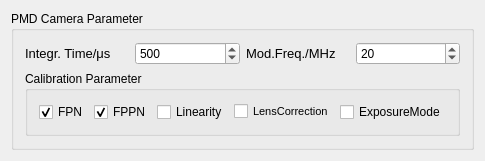
Above: Modules/ToFUI/Qmitk/QmitkToFPMDParameterWidgetControls.ui from MITK/MITK before the change. Below: the same form after it.
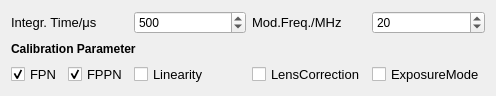
That is the form after the change.

Commit message: Some GUI changes to widgets used in ToFUtil

```diff
--- a/Modules/ToFUI/Qmitk/QmitkToFPMDParameterWidgetControls.ui
+++ b/Modules/ToFUI/Qmitk/QmitkToFPMDParameterWidgetControls.ui
@@ -6,8 +6,8 @@
    <rect>
     <x>0</x>
     <y>0</y>
-    <width>425</width>
-    <height>130</height>
+    <width>496</width>
+    <height>96</height>
    </rect>
   </property>
   <property name="minimumSize">
@@ -19,20 +19,8 @@
   <property name="windowTitle">
    <string>QmitkToFPMDParameter</string>
   </property>
-  <layout class="QGridLayout" name="gridLayout_2">
-   <item row="0" column="0">
-    <widget class="QGroupBox" name="m_CalibrationParameterGroupBox_2">
-     <property name="minimumSize">
-      <size>
-       <width>0</width>
-       <height>0</height>
-      </size>
-     </property>
-     <property name="title">
-      <string>PMD Camera Parameter</string>
-     </property>
      <layout class="QGridLayout" name="gridLayout">
-      <item row="0" column="0">
+   <item row="0" column="0" colspan="2">
        <widget class="QLabel" name="labelIntTime">
         <property name="font">
          <font>
@@ -44,7 +32,7 @@
         </property>
        </widget>
       </item>
-      <item row="0" column="1">
+   <item row="0" column="2" colspan="2">
        <widget class="QSpinBox" name="m_IntegrationTimeSpinBox">
         <property name="sizePolicy">
          <sizepolicy hsizetype="Preferred" vsizetype="Fixed">
@@ -52,12 +40,6 @@
           <verstretch>0</verstretch>
          </sizepolicy>
         </property>
-        <property name="minimumSize">
-         <size>
-          <width>60</width>
-          <height>23</height>
-         </size>
-        </property>
         <property name="minimum">
          <number>0</number>
         </property>
@@ -72,7 +54,7 @@
         </property>
        </widget>
       </item>
-      <item row="0" column="2">
+   <item row="0" column="4">
        <widget class="QLabel" name="labelModFreq">
         <property name="font">
          <font>
@@ -84,7 +66,7 @@
         </property>
        </widget>
       </item>
-      <item row="0" column="3">
+   <item row="0" column="5">
        <widget class="QSpinBox" name="m_ModulationFrequencySpinBox">
         <property name="sizePolicy">
          <sizepolicy hsizetype="Preferred" vsizetype="Fixed">
@@ -106,20 +88,26 @@
         </property>
        </widget>
       </item>
-      <item row="1" column="0" colspan="4">
-       <widget class="QGroupBox" name="m_CalibrationParameterGroupBox">
-        <property name="minimumSize">
-         <size>
-          <width>0</width>
-          <height>0</height>
-         </size>
-        </property>
-        <property name="title">
+   <item row="1" column="0" colspan="3">
+    <widget class="QLabel" name="label">
+     <property name="font">
+      <font>
+       <weight>75</weight>
+       <bold>true</bold>
+      </font>
+     </property>
+     <property name="text">
          <string>Calibration Parameter</string>
         </property>
-        <layout class="QHBoxLayout" name="horizontalLayout">
-         <item>
+    </widget>
+   </item>
+   <item row="2" column="0">
           <widget class="QCheckBox" name="m_FPNCalibCB">
+     <property name="font">
+      <font>
+       <pointsize>10</pointsize>
+      </font>
+     </property>
            <property name="text">
             <string>FPN</string>
            </property>
@@ -128,40 +116,14 @@
            </property>
           </widget>
          </item>
-         <item>
-          <widget class="QCheckBox" name="m_FPPNCalibCB">
-           <property name="enabled">
-            <bool>true</bool>
-           </property>
-           <property name="text">
-            <string>FPPN</string>
-           </property>
-           <property name="checked">
-            <bool>true</bool>
-           </property>
-          </widget>
-         </item>
-         <item>
-          <widget class="QCheckBox" name="m_LinearityCalibCB">
-           <property name="enabled">
-            <bool>true</bool>
-           </property>
-           <property name="text">
-            <string>Linearity</string>
-           </property>
-           <property name="checked">
-            <bool>false</bool>
-           </property>
-          </widget>
-         </item>
-         <item>
+   <item row="2" column="4">
           <widget class="QCheckBox" name="m_LensCorrection">
            <property name="enabled">
             <bool>true</bool>
            </property>
            <property name="font">
             <font>
-             <pointsize>8</pointsize>
+       <pointsize>10</pointsize>
             </font>
            </property>
            <property name="text">
@@ -169,11 +131,16 @@
            </property>
           </widget>
          </item>
-         <item>
+   <item row="2" column="5">
           <widget class="QCheckBox" name="m_ExposureModeCB">
            <property name="enabled">
             <bool>true</bool>
            </property>
+     <property name="font">
+      <font>
+       <pointsize>10</pointsize>
+      </font>
+     </property>
            <property name="text">
             <string>ExposureMode</string>
            </property>
@@ -182,10 +149,40 @@
            </property>
           </widget>
          </item>
-        </layout>
-       </widget>
-      </item>
-     </layout>
+   <item row="2" column="1">
+    <widget class="QCheckBox" name="m_FPPNCalibCB">
+     <property name="enabled">
+      <bool>true</bool>
+     </property>
+     <property name="font">
+      <font>
+       <pointsize>10</pointsize>
+      </font>
+     </property>
+     <property name="text">
+      <string>FPPN</string>
+     </property>
+     <property name="checked">
+      <bool>true</bool>
+     </property>
+    </widget>
+   </item>
+   <item row="2" column="2">
+    <widget class="QCheckBox" name="m_LinearityCalibCB">
+     <property name="enabled">
+      <bool>true</bool>
+     </property>
+     <property name="font">
+      <font>
+       <pointsize>10</pointsize>
+      </font>
+     </property>
+     <property name="text">
+      <string>Linearity</string>
+     </property>
+     <property name="checked">
+      <bool>false</bool>
+     </property>
     </widget>
    </item>
   </layout>
```
Left out of the diff: 4 changed lines with no effect on the pictures. Lines whose indentation alone changed are shown as unchanged. The commit also changes 2 other files.
